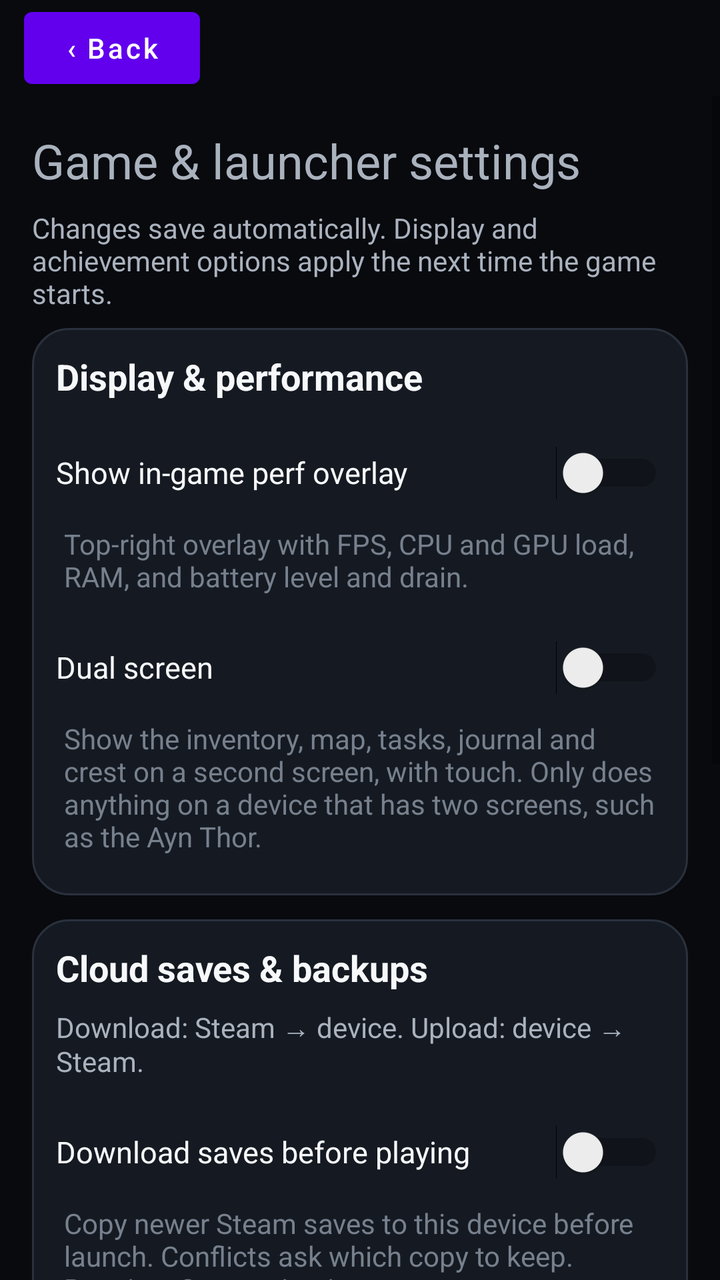
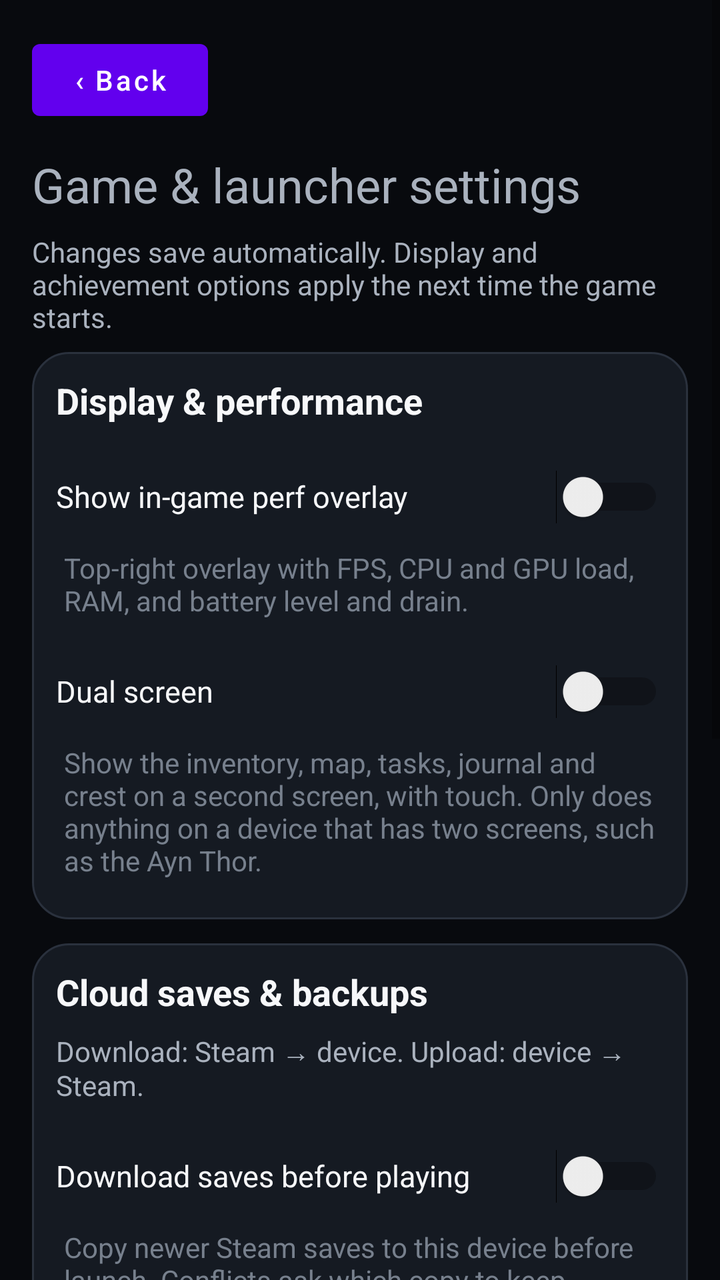

Two renders of the same Android screen: before a commit and after it. Below are the layout's source before the change and the commit's diff.
<!-- AndroidManifest.xml: fallback theme Theme.MaterialComponents.DayNight.NoActionBar -->
<!-- res/layout/activity_settings.xml -->
<LinearLayout xmlns:android="http://schemas.android.com/apk/res/android" android:layout_width="match_parent" android:layout_height="match_parent" android:orientation="vertical" android:background="@color/surface">
  <Button android:id="@+id/btn_settings_back" android:layout_width="wrap_content" android:layout_height="wrap_content" android:layout_gravity="start" android:text="@string/settings_nav_back" android:textSize="14sp" android:paddingTop="6dp" android:paddingBottom="6dp" android:minHeight="48dp" android:layout_marginStart="12dp" android:textAllCaps="false" />
  <ScrollView android:layout_width="match_parent" android:layout_height="0dp" android:layout_weight="1" android:fillViewport="true">
    <LinearLayout android:layout_width="match_parent" android:layout_height="wrap_content" android:orientation="vertical" android:padding="16dp">
      <TextView android:layout_width="match_parent" android:layout_height="wrap_content" android:text="@string/settings_title" android:textColor="@color/text_muted" android:textSize="24sp" android:layout_marginBottom="8dp" />
      <TextView android:layout_width="match_parent" android:layout_height="wrap_content" android:text="@string/settings_page_intro" android:textColor="@color/text_muted" android:textSize="14sp" android:layout_marginBottom="8dp" />
      <LinearLayout android:layout_width="match_parent" android:layout_height="wrap_content" android:orientation="vertical" android:padding="12dp" android:layout_marginBottom="12dp" android:background="@drawable/launcher_card">
        <TextView android:layout_width="match_parent" android:layout_height="wrap_content" android:text="@string/settings_display_card" android:textColor="@color/text_primary" android:textSize="18sp" android:layout_marginBottom="8dp" android:textStyle="bold" />
        <LinearLayout android:id="@+id/resolution_options" android:layout_width="match_parent" android:layout_height="wrap_content" android:orientation="vertical" />
        <Switch android:id="@+id/sw_perf_overlay" android:layout_width="match_parent" android:layout_height="wrap_content" android:text="@string/settings_perf_overlay" android:textColor="@color/text_primary" android:textSize="15sp" android:layout_marginTop="4dp" android:layout_marginBottom="2dp" android:minHeight="48dp" />
        <TextView android:layout_width="match_parent" android:layout_height="wrap_content" android:text="@string/settings_perf_overlay_subtitle" android:textColor="@color/text_dim" android:textSize="14sp" android:layout_marginBottom="8dp" android:layout_marginStart="4dp" />
        <Switch android:id="@+id/sw_dual_screen" android:layout_width="match_parent" android:layout_height="wrap_content" android:text="@string/settings_dual_screen" android:textColor="@color/text_primary" android:textSize="15sp" android:layout_marginTop="4dp" android:layout_marginBottom="2dp" android:minHeight="48dp" />
        <TextView android:layout_width="match_parent" android:layout_height="wrap_content" android:text="@string/settings_dual_screen_subtitle" android:textColor="@color/text_dim" android:textSize="14sp" android:layout_marginBottom="8dp" android:layout_marginStart="4dp" />
      </LinearLayout>
      <LinearLayout android:layout_width="match_parent" android:layout_height="wrap_content" android:orientation="vertical" android:padding="12dp" android:layout_marginBottom="12dp" android:background="@drawable/launcher_card">
        <TextView android:layout_width="match_parent" android:layout_height="wrap_content" android:text="@string/settings_saves_card" android:textColor="@color/text_primary" android:textSize="18sp" android:layout_marginBottom="8dp" android:textStyle="bold" />
        <TextView android:layout_width="match_parent" android:layout_height="wrap_content" android:text="@string/settings_cloud_direction" android:textColor="@color/text_muted" android:textSize="14sp" android:layout_marginBottom="8dp" />
        <Switch android:id="@+id/sw_auto_pull" android:layout_width="match_parent" android:layout_height="wrap_content" android:text="@string/settings_auto_pull" android:textColor="@color/text_primary" android:textSize="15sp" android:layout_marginTop="4dp" android:layout_marginBottom="2dp" android:minHeight="48dp" />
        <TextView android:layout_width="match_parent" android:layout_height="wrap_content" android:text="@string/settings_auto_pull_subtitle" android:textColor="@color/text_dim" android:textSize="14sp" android:layout_marginBottom="8dp" android:layout_marginStart="4dp" />
        <Switch android:id="@+id/sw_auto_push" android:layout_width="match_parent" android:layout_height="wrap_content" android:text="@string/settings_auto_push" android:textColor="@color/text_primary" android:textSize="15sp" android:layout_marginTop="4dp" android:layout_marginBottom="2dp" android:minHeight="48dp" />
        <TextView android:layout_width="match_parent" android:layout_height="wrap_content" android:text="@string/settings_auto_push_subtitle" android:textColor="@color/text_dim" android:textSize="14sp" android:layout_marginBottom="8dp" android:layout_marginStart="4dp" />
        <LinearLayout android:id="@+id/backup_options" android:layout_width="match_parent" android:layout_height="wrap_content" android:orientation="vertical" />
      </LinearLayout>
      <LinearLayout android:layout_width="match_parent" android:layout_height="wrap_content" android:orientation="vertical" android:padding="12dp" android:layout_marginBottom="12dp" android:background="@drawable/launcher_card">
        <TextView android:layout_width="match_parent" android:layout_height="wrap_content" android:text="@string/settings_gameplay_card" android:textColor="@color/text_primary" android:textSize="18sp" android:layout_marginBottom="8dp" android:textStyle="bold" />
        <Switch android:id="@+id/sw_skip_intro" android:layout_width="match_parent" android:layout_height="wrap_content" android:text="@string/settings_skip_intro" android:textColor="@color/text_primary" android:textSize="15sp" android:layout_marginTop="4dp" android:layout_marginBottom="2dp" android:minHeight="48dp" />
        <TextView android:layout_width="match_parent" android:layout_height="wrap_content" android:text="@string/settings_skip_intro_subtitle" android:textColor="@color/text_dim" android:textSize="14sp" android:layout_marginBottom="8dp" android:layout_marginStart="4dp" />
      </LinearLayout>
      <LinearLayout android:layout_width="match_parent" android:layout_height="wrap_content" android:orientation="vertical" android:padding="12dp" android:layout_marginBottom="12dp" android:background="@drawable/launcher_card">
        <TextView android:layout_width="match_parent" android:layout_height="wrap_content" android:text="@string/settings_achievements_card" android:textColor="@color/text_primary" android:textSize="18sp" android:layout_marginBottom="8dp" android:textStyle="bold" />
        <LinearLayout android:id="@+id/achievement_options" android:layout_width="match_parent" android:layout_height="wrap_content" android:orientation="vertical" />
      </LinearLayout>
      <Button android:id="@+id/btn_advanced" android:layout_width="match_parent" android:layout_height="wrap_content" android:minHeight="48dp" android:text="@string/ui_settings_advanced" android:textAllCaps="false" />
      <LinearLayout android:id="@+id/advanced_options" android:layout_width="match_parent" android:layout_height="wrap_content" android:orientation="vertical" android:visibility="gone" android:padding="12dp" android:background="@drawable/launcher_card" android:layout_marginBottom="12dp">
        <View android:layout_width="match_parent" android:layout_height="1dp" android:background="@color/text_dim" android:alpha="0.3" android:layout_marginBottom="16dp" />
        <LinearLayout android:layout_width="match_parent" android:layout_height="wrap_content" android:orientation="vertical" android:gravity="center_vertical">
          <Button android:id="@+id/btn_clear_build" android:layout_width="match_parent" android:layout_height="wrap_content" android:text="@string/settings_clear_build" android:textSize="15sp" android:textColor="@color/text_primary" android:backgroundTint="@color/hornet_red_dim" android:paddingStart="20dp" android:paddingEnd="20dp" android:paddingTop="10dp" android:paddingBottom="10dp" android:minHeight="48dp" android:layout_marginStart="0dp" android:textAllCaps="false" />
          <Button android:id="@+id/btn_settings_logs" android:layout_width="match_parent" android:layout_height="wrap_content" android:text="@string/action_logs" android:textSize="15sp" android:textColor="@color/text_on_control" android:backgroundTint="@color/surface_control" android:paddingStart="20dp" android:paddingEnd="20dp" android:paddingTop="10dp" android:paddingBottom="10dp" android:minHeight="48dp" android:layout_marginStart="0dp" android:textAllCaps="false" />
        </LinearLayout>
        <TextView android:layout_width="match_parent" android:layout_height="wrap_content" android:text="@string/settings_clear_build_subtitle" android:textColor="@color/text_dim" android:textSize="14sp" android:layout_marginTop="6dp" android:layout_marginBottom="24dp" android:layout_marginStart="4dp" />
      </LinearLayout>
    </LinearLayout>
  </ScrollView>
</LinearLayout>
<!-- resources referenced by this layout -->
<resources>
  <color name="hornet_red_dim">#A82B35</color>
  <color name="surface">#080A0E</color>
  <color name="surface_control">#202631</color>
  <color name="text_dim">#77808D</color>
  <color name="text_muted">#AAB2BE</color>
  <color name="text_on_control">#F7F8FA</color>
  <color name="text_primary">#F7F8FA</color>
  <!-- drawable launcher_card (drawable) -->
  <?xml version="1.0" encoding="utf-8"?>
  <shape xmlns:android="http://schemas.android.com/apk/res/android" android:shape="rectangle">
      <solid android:color="@color/surface_card" />
      <stroke android:width="1dp" android:color="@color/surface_border" />
      <corners android:radius="18dp" />
      <padding android:left="14dp" android:top="12dp" android:right="14dp" android:bottom="12dp" />
  </shape>
  <string name="action_logs">View logs</string>
  <string name="settings_achievements_card">Steam achievements</string>
  <string name="settings_auto_pull">Download saves before playing</string>
  <string name="settings_auto_pull_subtitle">Copy newer Steam saves to this device before launch. Conflicts ask which copy to keep. Requires Steam sign-in.</string>
  <string name="settings_auto_push">Upload saves after playing</string>
  <string name="settings_auto_push_subtitle">Send device saves to Steam when you return to the launcher. Force-closing the app does not trigger an upload.</string>
  <string name="settings_clear_build">Reset and re-port</string>
  <string name="settings_clear_build_subtitle">Delete the ported game and every setting, then build it again. Your saves and your Steam sign-in are kept.</string>
  <string name="settings_cloud_direction">Download: Steam → device. Upload: device → Steam.</string>
  <string name="settings_display_card">Display &amp; performance</string>
  <string name="settings_dual_screen">Dual screen</string>
  <string name="settings_dual_screen_subtitle">Show the inventory, map, tasks, journal and crest on a second screen, with touch. Only does anything on a device that has two screens, such as the Ayn Thor.</string>
  <string name="settings_gameplay_card">Gameplay</string>
  <string name="settings_nav_back">‹ Back</string>
  <string name="settings_page_intro">Changes save automatically. Display and achievement options apply the next time the game starts.</string>
  <string name="settings_perf_overlay">Show in-game perf overlay</string>
  <string name="settings_perf_overlay_subtitle">Top-right overlay with FPS, CPU and GPU load, RAM, and battery level and drain.</string>
  <string name="settings_saves_card">Cloud saves &amp; backups</string>
  <string name="settings_skip_intro">Skip intro on startup</string>
  <string name="settings_skip_intro_subtitle">Skip the studio logos and opening quote and go straight to the main menu.</string>
  <string name="settings_title">Game &amp; launcher settings</string>
  <string name="ui_settings_advanced">Show troubleshooting tools</string>
  <color name="surface_card">#151A22</color>
  <color name="surface_border">#2A313D</color>
</resources>

<!-- the commit's change to res/layout/activity_settings.xml (unified diff, before → after) -->
@@ -1,7 +1,7 @@
 <LinearLayout xmlns:android="http://schemas.android.com/apk/res/android" android:layout_width="match_parent" android:layout_height="match_parent" android:orientation="vertical" android:background="@color/surface">
-  <Button android:id="@+id/btn_settings_back" android:layout_width="wrap_content" android:layout_height="wrap_content" android:layout_gravity="start" android:text="@string/settings_nav_back" android:textSize="14sp" android:paddingTop="6dp" android:paddingBottom="6dp" android:minHeight="48dp" android:layout_marginStart="12dp" android:textAllCaps="false" />
   <ScrollView android:layout_width="match_parent" android:layout_height="0dp" android:layout_weight="1" android:fillViewport="true">
     <LinearLayout android:layout_width="match_parent" android:layout_height="wrap_content" android:orientation="vertical" android:padding="16dp">
+      <Button android:id="@+id/btn_settings_back" android:layout_width="wrap_content" android:layout_height="wrap_content" android:layout_gravity="start" android:text="@string/settings_nav_back" android:textSize="14sp" android:paddingTop="6dp" android:paddingBottom="6dp" android:minHeight="48dp" android:layout_marginStart="0dp" android:textAllCaps="false" android:layout_marginBottom="12dp" />
       <TextView android:layout_width="match_parent" android:layout_height="wrap_content" android:text="@string/settings_title" android:textColor="@color/text_muted" android:textSize="24sp" android:layout_marginBottom="8dp" />
       <TextView android:layout_width="match_parent" android:layout_height="wrap_content" android:text="@string/settings_page_intro" android:textColor="@color/text_muted" android:textSize="14sp" android:layout_marginBottom="8dp" />
       <LinearLayout android:layout_width="match_parent" android:layout_height="wrap_content" android:orientation="vertical" android:padding="12dp" android:layout_marginBottom="12dp" android:background="@drawable/launcher_card">
